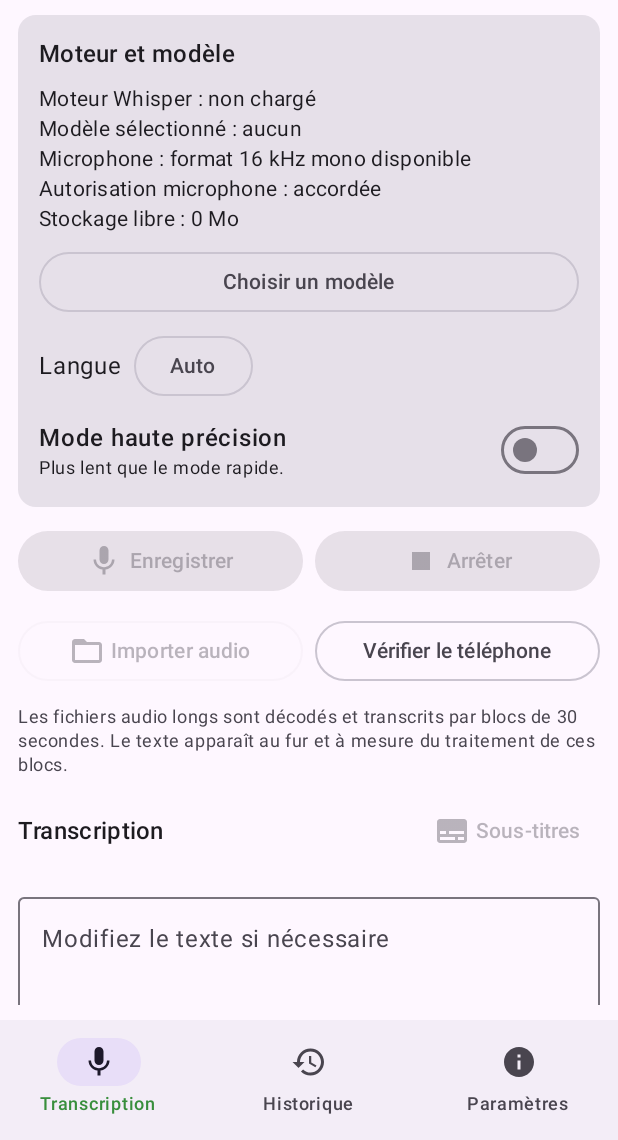
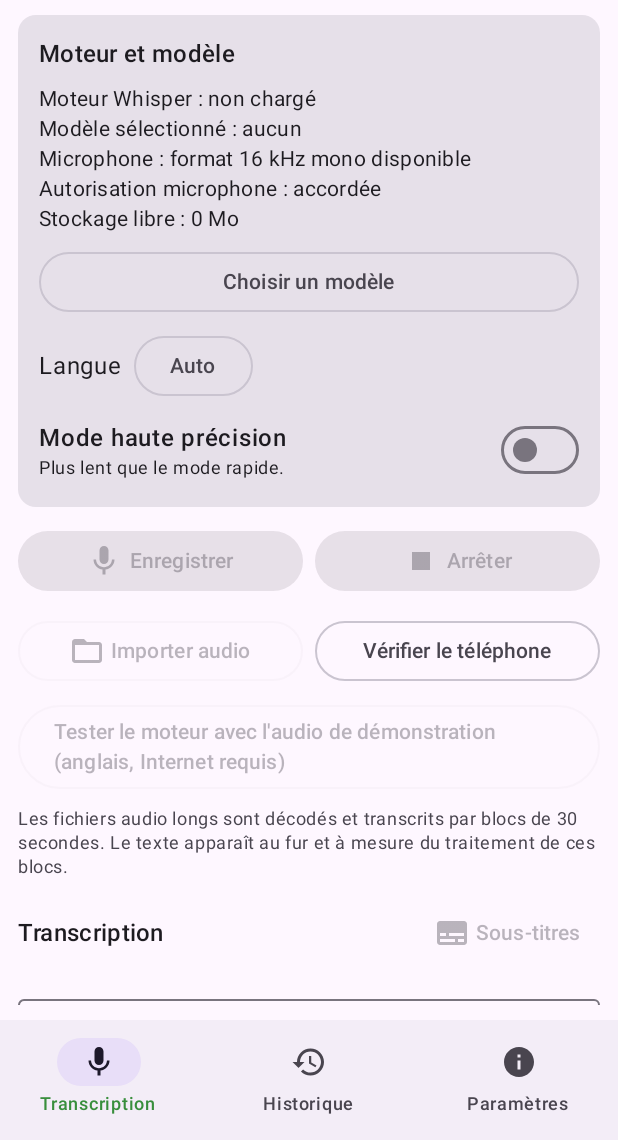
Before and after one commit to kidasniger/Learn, an Android app built with Jetpack Compose: the screen it shows after launch (MainActivity), after a tap on "Vérifier le téléphone", on a phone screen of 412 x 824 dp, the part 96-1236 px from its top. Run offline under Robolectric (Android 15) with nearby library versions, the light colour scheme and no system bars; our stand-ins replace Room's generated code.

Commit message:
feat: expose demo engine test and revision card generator in UI

```diff
--- a/app/src/main/java/com/kidasniger/learn/ui/TranscribeScreen.kt
+++ b/app/src/main/java/com/kidasniger/learn/ui/TranscribeScreen.kt
@@ -348,6 +348,14 @@ fun TranscribeScreen(viewModel: MainViewModel) {
                     Text("Vérifier le téléphone")
                 }
             }
+            OutlinedButton(
+                onClick = { viewModel.runDemoTranscription(context) },
+                modifier = Modifier.fillMaxWidth(),
+                enabled = modelLoaded && !isBusy && !recording
+            ) {
+                Text("Tester le moteur avec l'audio de démonstration (anglais, Internet requis)")
+            }
+
             Text(
                 "Les fichiers audio longs sont décodés et transcrits par blocs de 30 secondes. Le texte apparaît au fur et à mesure du traitement de ces blocs.",
                 style = MaterialTheme.typography.bodySmall,
@@ -485,8 +493,13 @@ fun TranscribeScreen(viewModel: MainViewModel) {
                     OutlinedButton(onClick = { viewModel.analyzeCurrent("ideas") }, modifier = Modifier.weight(1f), enabled = !isBusy) {
                         Text("Idées clés")
                     }
+                }
+                Row(horizontalArrangement = Arrangement.spacedBy(6.dp), modifier = Modifier.fillMaxWidth()) {
                     OutlinedButton(onClick = { viewModel.analyzeCurrent("tasks") }, modifier = Modifier.weight(1f), enabled = !isBusy) {
                         Text("Actions")
+                    }
+                    OutlinedButton(onClick = { viewModel.analyzeCurrent("flashcards") }, modifier = Modifier.weight(1f), enabled = !isBusy) {
+                        Text("Fiches de révision")
                     }
                 }
                 if (analysisText.isNotBlank()) {
```
